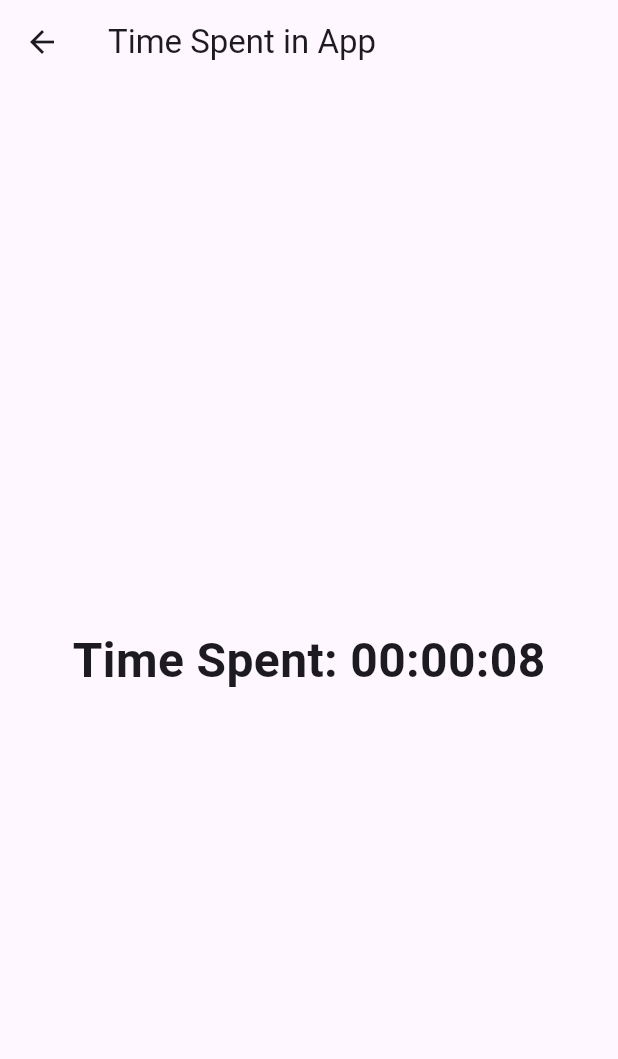
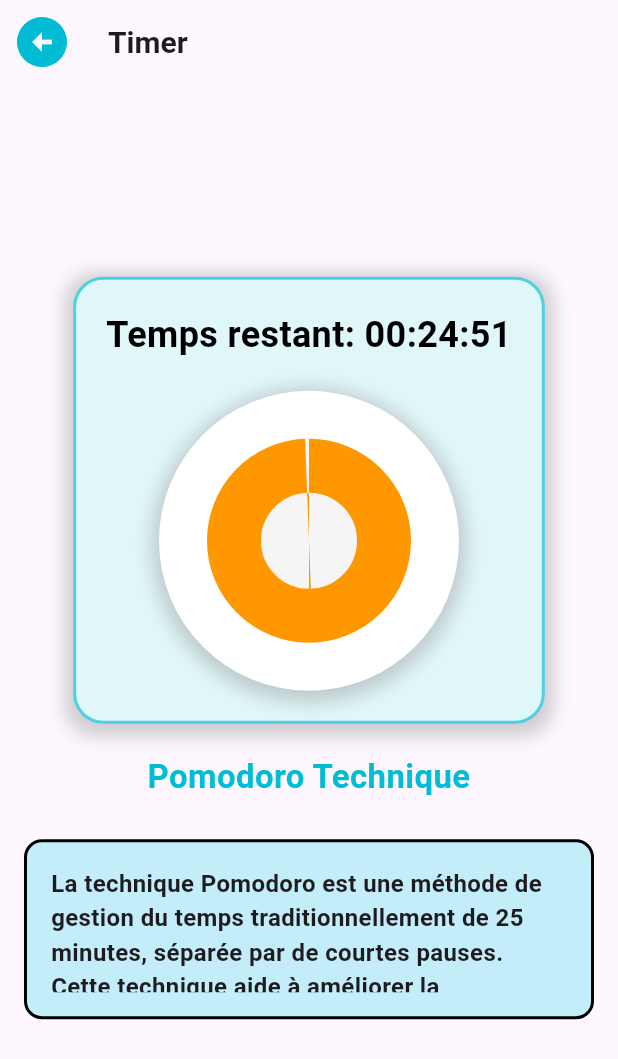
Before and after one commit to machaneAmiraYakout/reussite, a Flutter app: the TimerScreen screen opened directly, on a phone screen of 412 x 824 dp. Shown: the top 1059 px of the screen. Run offline on Flutter 3.47's test engine with Material 3 defaults, Android fonts, the phone set to English and light mode, and no system bars; our stand-ins replace cloud_firestore, firebase_core, get, shared_preferences; accounts and stored records are empty.

Commit message:
second commit

```diff
--- a/lib/presenter/controllers/sessionController.dart
+++ b/lib/presenter/controllers/sessionController.dart
@@ -1,65 +1,86 @@
+import 'dart:async';
+
 import 'package:flutter/material.dart';
 import 'package:get/get.dart';
-import 'dart:async';
 
-class SessionController extends GetxController with WidgetsBindingObserver {
-  late DateTime sessionStartTime;
-  Timer? sessionTimer;
+class SessionController extends GetxController {
+  // Declare seconds as an observable RxInt
+  RxInt seconds = 0.obs;
+
+  // Declare study and break durations
+  final int studyDuration = 25 * 60; // 25 minutes in seconds
+  final int breakDuration = 5 * 60; // 5 minutes in seconds
+
+  // Observable to keep track of whether the current period is study or break
+  RxBool isStudyPeriod = true.obs;
+
+  Timer? _timer;
 
   @override
   void onInit() {
     super.onInit();
-    WidgetsBinding.instance.addObserver(this);
-    startSession();
+    startTimer(); // Start the timer when the controller is initialized
   }
 
-  @override
-  void onClose() {
-    WidgetsBinding.instance.removeObserver(this);
-    sessionTimer?.cancel();
-    super.onClose();
-  }
-
-  void startSession() {
-    sessionStartTime = DateTime.now();
-    sessionTimer = Timer.periodic(Duration(minutes: 1), (timer) {
-      final sessionDuration = DateTime.now().difference(sessionStartTime);
-      if (sessionDuration.inMinutes >= 30) {
-        showBreakReminder();
-        timer.cancel(); // Stop the timer after showing the reminder
+  void startTimer() {
+    // Initialize the timer for the study or break period
+    seconds.value = isStudyPeriod.value ? studyDuration : breakDuration;
+    _timer = Timer.periodic(Duration(seconds: 1), (timer) {
+      if (seconds.value > 0) {
+        seconds.value--;
+      } else {
+        // Switch periods when the timer reaches 0
+        switchPeriod();
       }
     });
   }
 
-  void endSession() {
-    sessionTimer?.cancel();
+  void switchPeriod() {
+    // Stop the current timer
+    _timer?.cancel();
+
+    // Toggle between study and break periods
+    isStudyPeriod.value = !isStudyPeriod.value;
+
+    // Set the appropriate duration based on the new period
+    seconds.value = isStudyPeriod.value ? studyDuration : breakDuration;
+
+    // Notify the user to take a break or resume studying
+    showReminderDialog();
+
+    // Restart the timer
+    startTimer();
   }
 
-  void showBreakReminder() {
-    Get.dialog(
-      AlertDialog(
-        title: Text('Take a Break'),
-        content: Text('You have been using the app for over 30 minutes. Consider taking a break.'),
-        actions: [
-          TextButton(
-            onPressed: () {
-              Get.back(); // Close the dialog
-            },
-            child: Text('OK'),
+  void showReminderDialog() {
+    // Affiche une boîte de dialogue lorsque la période se termine
+    Get.defaultDialog(
+      title: isStudyPeriod.value ?'Préparez-vous à Reprendre le Travail!' : 'Temps de Pause!',
+      content: Text(isStudyPeriod.value
+          ?  'Votre pause est terminée. Préparez-vous à commencer votre prochaine session de travail !'
+          :'Il est temps de faire une pause de 5 minutes. Profitez de votre repos !'),
+      confirm: TextButton(
+        onPressed: () {
+          Get.back(); // Fermer la boîte de dialogue
+        },
+        child: Text('OK'),
+        style: TextButton.styleFrom(
+          foregroundColor: Colors.white, backgroundColor: Colors.cyan, // Text color for the button
+          padding: EdgeInsets.symmetric(horizontal: 16.0, vertical: 12.0), // Padding for the button
+          shape: RoundedRectangleBorder(
+            borderRadius: BorderRadius.circular(8.0), // Rounded corners
           ),
-        ],
+        ),
       ),
     );
   }
 
+
+
+
   @override
-  void didChangeAppLifecycleState(AppLifecycleState state) {
-    if (state == AppLifecycleState.paused) {
-      // App is in background, stop tracking time
-      endSession();
-    } else if (state == AppLifecycleState.resumed) {
-      // App comes back to foreground, start tracking time again
-      startSession();
-    }
+  void onClose() {
+    _timer?.cancel(); // Cancel the timer when the controller is disposed
+    super.onClose();
   }
 }
--- a/lib/view/screen/daysOfWeekScreen.dart
+++ b/lib/view/screen/daysOfWeekScreen.dart
@@ -6,7 +6,7 @@ class DaysOfWeekScreen extends StatelessWidget {
   @override
   Widget build(BuildContext context) {
     final List<String> days = [
-      'Monday', 'Tuesday', 'Wednesday', 'Thursday', 'Friday', 'Saturday', 'Sunday'
+      'Lundi', 'Mardi', 'Mercredi', 'Jeudi', 'Vendredi', 'Samedi', 'Dimanche'
     ];
 
     return Scaffold(
--- a/lib/view/screen/qcmScreen.dart
+++ b/lib/view/screen/qcmScreen.dart
@@ -147,7 +147,7 @@ class _QcmScreenState extends State<QcmScreen> {
                                 favoriteController.toggleFavorite(currentFavoriteQuestion);
                               },
                               style: ElevatedButton.styleFrom(
-                                backgroundColor: Colors.red, // Background color
+                                backgroundColor: Colors.red.shade100, // Background color
                                 shape: const CircleBorder(), // Circular shape
                                 padding: EdgeInsets.zero, // Remove default padding
                                 elevation: 2.0, // Same elevation as Material
@@ -166,7 +166,7 @@ class _QcmScreenState extends State<QcmScreen> {
 
                                 return Icon(
                                   Icons.favorite,
-                                  color: isFavorite ? Colors.black : Colors.white, // Change color based on favorite status
+                                  color: isFavorite ? Colors.red : Colors.white, // Change color based on favorite status
                                   size: 20,
                                 );
                               }),
--- a/lib/view/screen/timerScreen.dart
+++ b/lib/view/screen/timerScreen.dart
@@ -1,32 +1,161 @@
 import 'package:flutter/material.dart';
 import 'package:get/get.dart';
 import '../../presenter/controllers/sessionController.dart';
+import '../widget/colors.dart';
 
 class TimerScreen extends StatelessWidget {
+  // Retrieve the controller with Get.find()
+  final SessionController sessionController = Get.find<SessionController>();
+
   @override
   Widget build(BuildContext context) {
-    // Access the session controller
-    final sessionController = Get.find<SessionController>();
-
     return Scaffold(
       appBar: AppBar(
-        title: const Text('Time Spent in App'),
+        leading: IconButton(
+          onPressed: () {
+            Get.back();
+          },
+          icon: const Icon(
+            Icons.arrow_circle_left,
+            color: Colors.cyan,
+            size: 40,
+          ),
+        ),
+        title: const Text(
+          'Timer',
+          style: TextStyle(
+            fontWeight: FontWeight.bold,
+            fontSize: 20,
+          ),
+        ),
       ),
       body: Center(
-        child: Obx(() {
-          // Calculate time spent in the app
-          final timeSpent = DateTime.now().difference(sessionController.sessionStartTime);
-          final hours = timeSpent.inHours;
-          final minutes = timeSpent.inMinutes % 60;
-          final seconds = timeSpent.inSeconds % 60;
+        child: Column(
+          mainAxisAlignment: MainAxisAlignment.center,
+          children: [
+            Obx(() {
+              int totalSeconds = sessionController.isStudyPeriod.value
+                  ? sessionController.studyDuration
+                  : sessionController.breakDuration;
+              int remainingSeconds = sessionController.seconds.value;
 
-          return Text(
-            'Time Spent: ${hours.toString().padLeft(2, '0')}:'
-                '${minutes.toString().padLeft(2, '0')}:'
-                '${seconds.toString().padLeft(2, '0')}',
-            style: const TextStyle(fontSize: 32, fontWeight: FontWeight.bold),
-          );
-        }),
+              double progress = remainingSeconds / totalSeconds;
+
+              int hours = remainingSeconds ~/ 3600;
+              int minutes = (remainingSeconds % 3600) ~/ 60;
+              int seconds = remainingSeconds % 60;
+
+              String formattedTime = '${hours.toString().padLeft(2, '0')}:'
+                  '${minutes.toString().padLeft(2, '0')}:'
+                  '${seconds.toString().padLeft(2, '0')}';
+
+              return Column(
+                mainAxisSize: MainAxisSize.min,
+                children: [
+                  Container(
+                    padding: const EdgeInsets.all(20),
+                    decoration: BoxDecoration(
+                      color: Colors.cyan.shade50,
+                      borderRadius: BorderRadius.circular(20),
+                      boxShadow: [
+                        BoxShadow(
+                          color: Colors.grey.withOpacity(0.5),
+                          spreadRadius: 5,
+                          blurRadius: 10,
+                          offset: const Offset(0, 3),
+                        ),
+                      ],
+                      border: Border.all(
+                        color: Colors.cyan.shade300,
+                        width: 2,
+                      ),
+                    ),
+                    child: Column(
+                      children: [
+                        Text(
+                          'Temps restant: $formattedTime',
+                          style: const TextStyle(
+                            fontSize: 24,
+                            fontWeight: FontWeight.bold,
+                            color: Colors.black,
+                          ),
+                          textAlign: TextAlign.center,
+                        ),
+                        const SizedBox(height: 20),
+                        Container(
+                          width: 200, // Adjust width
+                          height: 200, // Adjust height
+                          decoration: BoxDecoration(
+                            color: sessionController.isStudyPeriod.value
+                                ? Colors.white
+                                : Colors.red,
+                            shape: BoxShape.circle,
+                            boxShadow: [
+                              BoxShadow(
+                                color: Colors.grey.withOpacity(0.5),
+                                spreadRadius: 5,
+                                blurRadius: 10,
+                                offset: const Offset(0, 3),
+                              ),
+                            ],
+                          ),
+                          child: Center(
+                            child: CircularProgressIndicator(
+                              value: progress,
+                              strokeWidth: 100,
+                              backgroundColor: Colors.grey.shade100,
+                              valueColor: AlwaysStoppedAnimation<Color>(
+                                sessionController.isStudyPeriod.value
+                                    ? Colors.orange.shade500
+                                    : Colors.red.shade800,
+                              ),
+                            ),
+                          ),
+                        ),
+                      ],
+                    ),
+                  ),
+                  const SizedBox(height: 20),
+                  Text(
+                    'Pomodoro Technique',
+                    style: TextStyle(
+                      fontSize: 22,
+                      fontWeight: FontWeight.bold,
+                      color: sessionController.isStudyPeriod.value
+                          ? Colors.cyan
+                          : Colors.red,
+                    ),
+                    textAlign: TextAlign.center,
+                  ),
+                  const SizedBox(height: 10),
+                  Padding(
+                    padding: const EdgeInsets.all(16.0),
+                    child: Container(
+                      height: 120,
+                      decoration: BoxDecoration(
+                        color: o, // Adjust to a pastel color
+                        borderRadius: BorderRadius.circular(12),
+                        border: Border.all(
+                          color: Colors.black,
+                          width: 2,
+                        ),
+                      ),
+                      child: const Padding(padding: EdgeInsets.all(16),
+                      child:  Text(
+                        'La technique Pomodoro est une méthode de gestion du temps traditionnellement de 25 minutes, séparée par de courtes pauses. Cette technique aide à améliorer la concentration et la productivité.',
+                        style: TextStyle(fontSize: 16,
+                          fontWeight: FontWeight.bold,
+                        ),
+                        textAlign: TextAlign.start,
+
+                      ),)
+                    ),
+                  )
+                ],
+              );
+            }),
+          ],
+        ),
       ),
     );
   }
```
